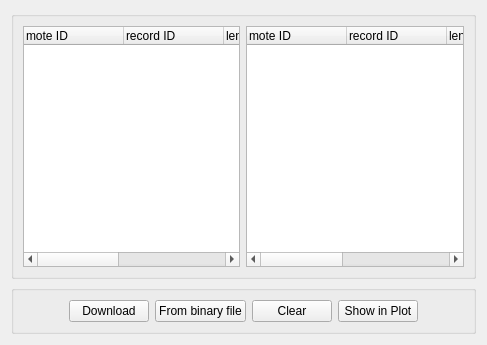
baharev/szte-wsn-code, file tinyos-2.x/trunk/support/cpp/TestShimmer/src/SDataWidget.ui: the form before one commit.
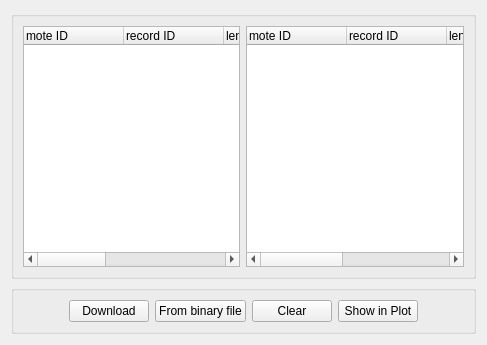
The form after the commit.

Patch:
```diff
--- a/tinyos-2.x/trunk/support/cpp/TestShimmer/src/SDataWidget.ui
+++ b/tinyos-2.x/trunk/support/cpp/TestShimmer/src/SDataWidget.ui
@@ -49,7 +49,12 @@
           </column>
           <column>
            <property name="text">
-            <string> downloaded on</string>
+            <string>downloaded on</string>
+           </property>
+          </column>
+          <column>
+           <property name="text">
+            <string>comment</string>
            </property>
           </column>
          </widget>
```
